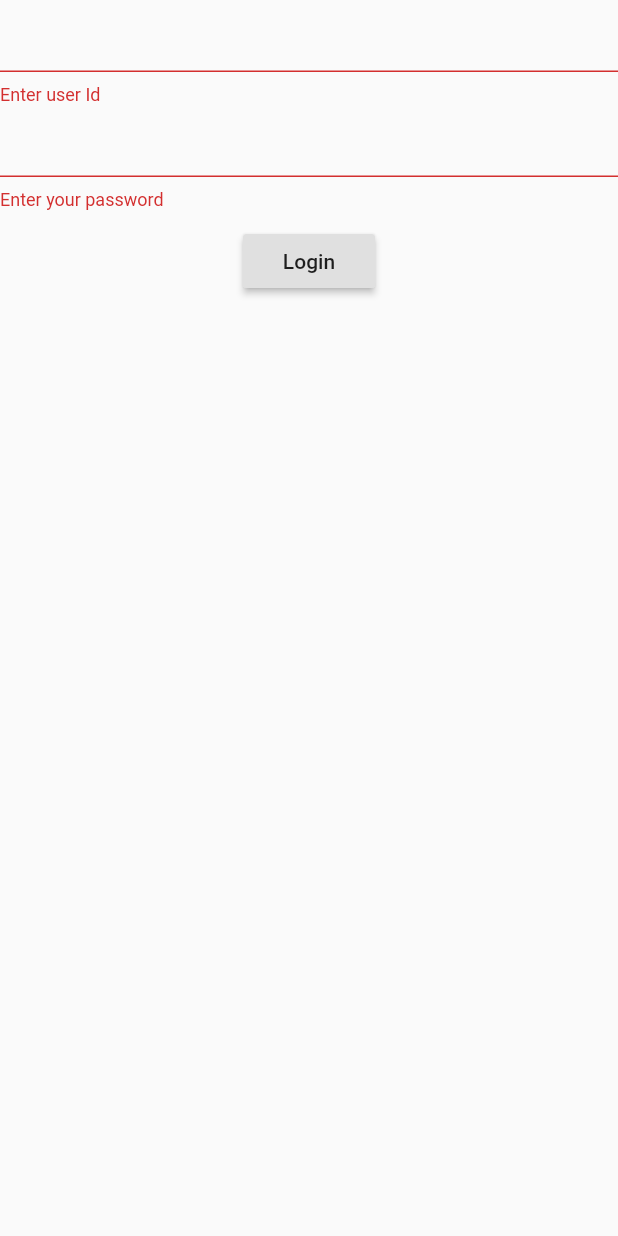
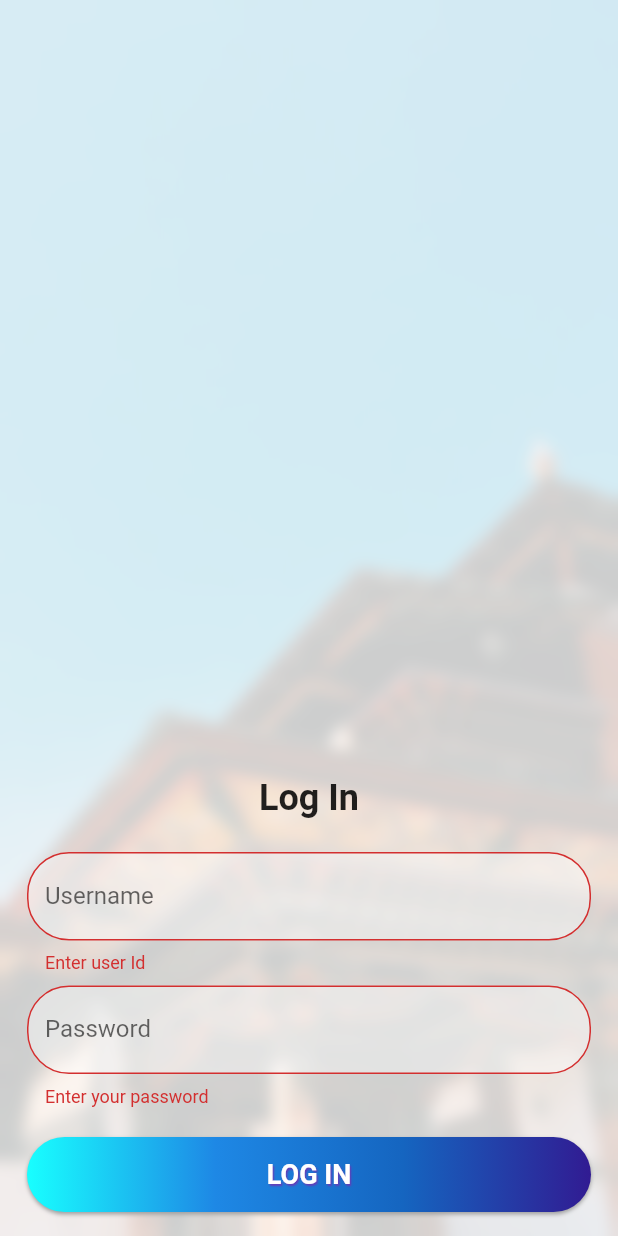
Before and after one commit to tashi-iu/innohome-app, a Flutter app: the LoginPage screen opened directly, on a phone screen of 412 x 824 dp. Run offline on Flutter 3.47's test engine with Material 2 defaults, Android fonts, the phone set to English and light mode, and no system bars; our stand-ins replace image_picker, sqflite; accounts and stored records are empty.

```diff
--- a/lib/main.dart
+++ b/lib/main.dart
@@ -2,9 +2,7 @@ import 'package:flutter/material.dart';
 import './pages/house_page.dart';
 import 'package:scoped_model/scoped_model.dart';
 
-import './util/database_helper.dart';
-import './pages/signup_page.dart';
-
+import './pages/landing_page.dart';
 
 import './scoped_model/scoped_room.dart';
 
@@ -25,7 +23,7 @@ class MyApp extends StatelessWidget {
           theme: ThemeData(
             primarySwatch: Colors.cyan,
           ),
-          home:  SignUp(), //HousePage(model: _roomModel,),
+          home:  LandingPage(), //HousePage(model: _roomModel,),
           routes: {
             '/rooms': (BuildContext context) => HousePage(model: _roomModel),
           },
--- a/lib/pages/login_page.dart
+++ b/lib/pages/login_page.dart
@@ -1,4 +1,9 @@
 import 'package:flutter/material.dart';
+
+import '../widgets/login_btn.dart';
+import '../widgets/login_field.dart';
+
+import 'dart:ui';
 
 class LoginPage extends StatefulWidget {
   @override
@@ -11,12 +16,12 @@ class _LoginPageState extends State<LoginPage> {
   String password;
   String userId;
 
-  String _validateUserId(String value){
-    if (value.isEmpty){
+  String _validateUserId(String value) {
+    if (value.isEmpty) {
       return "Enter user Id";
     }
 
-    if(value.length < 5){
+    if (value.length < 5) {
       return "Minimum length for user name is 5";
     }
 
@@ -24,73 +29,106 @@ class _LoginPageState extends State<LoginPage> {
 
     RegExp regExp = new RegExp(p);
 
-    if(regExp.hasMatch(value)){
+    if (regExp.hasMatch(value)) {
       return null;
     }
 
     return 'User ID is not valid';
   }
 
-  String _validatePassword(String value){
-    if (value.isEmpty){
+  String _validatePassword(String value) {
+    if (value.isEmpty) {
       return "Enter your password";
     }
     return null;
   }
 
-
-  Widget _buildUserIdField() {
-    return TextFormField(
-      keyboardType: TextInputType.emailAddress,
-      validator: _validateUserId,
-      onSaved: (value) {
-        this.userId = value;
-      },
+  @override
+  Widget build(BuildContext context) {
+    return Scaffold(
+      body: Container(
+        decoration: BoxDecoration(
+          image: DecorationImage(
+              image: AssetImage(
+                "assets/login.jpg",
+              ),
+              fit: BoxFit.cover),
+        ),
+        child: BackdropFilter(
+          filter: ImageFilter.blur(sigmaX: 5, sigmaY: 5),
+          child: Container(
+            padding: EdgeInsets.symmetric(horizontal: 18.0),
+            color: Colors.white.withOpacity(0.8),
+            child: Form(
+              autovalidate: true,
+              key: _signUpKey,
+              child: _loginPage(),
+            ),
+          ),
+        ),
+      ),
     );
   }
 
-  Widget _buildPasswordField(){
-    return TextFormField(
+  Widget _loginPage() {
+    return ListView(
+      reverse: true,
+      children: <Widget>[
+        LoginButton(
+          child: Text(
+                "LOG IN",
+                style: TextStyle(
+                    color: Colors.white,
+                    fontSize: 18,
+                    fontWeight: FontWeight.w600,
+                    shadows: [
+                      Shadow(
+                          color: Colors.deepPurple,
+                          offset: Offset(1, 1),
+                          blurRadius: 1),
+                    ],),
+              ),
+          gradient: LinearGradient(
+                colors: <Color>[
+                  Colors.cyanAccent,
+                  Colors.blue[600],
+                  Colors.blue[800],
+                  Colors.deepPurple[900]
+                ],
+              ),
+          onPressed: () {
+            if (_signUpKey.currentState.validate()) {
+              print("validation completed");
+            }
+          },
+        ),
+        LoginInputTextField(
+          labelText: "Password",
           obscureText: true,
           keyboardType: TextInputType.text,
           validator: _validatePassword,
           onSaved: (value) {
             this.password = value;
           },
-    );
-  }
-  Widget _buildSubmitButton(){
-    return RaisedButton(
-      child: Text("Login"),
-      onPressed: () {
-        if(_signUpKey.currentState.validate()){
-          print("validation completed");
-
-
-        }
+        ),
+        LoginInputTextField(
+          labelText: "Username",
+          hintText: "dorji72",
+          obscureText: false,
+          validator: _validateUserId,
+          onSaved: (value) {
+            this.userId = value;
           },
-    );
-  }
-
-  @override
-  Widget build(BuildContext context) {
-    return Scaffold(
-      body: ListView(
-        children: <Widget>[
-          Form(
-            autovalidate: true,
-            key: _signUpKey,
-            child: Column(
-              children: <Widget>[
-                _buildUserIdField(),
-                _buildPasswordField(),
-                Padding(padding: EdgeInsets.all(5),),
-                _buildSubmitButton(),
-              ],
+        ),
+        Padding(
+          padding: EdgeInsets.symmetric(vertical: 18.0),
+          child: Text(
+            "Log In",
+            style: TextStyle(fontSize: 24.0, fontWeight: FontWeight.w700),
+            textAlign: TextAlign.center,
           ),
         ),
       ],
-      ),
     );
   }
 }
--- a/lib/widgets/login_field.dart
+++ b/lib/widgets/login_field.dart
@@ -28,6 +28,8 @@ class LoginInputTextField extends StatelessWidget {
       padding: EdgeInsets.symmetric(vertical: 4),
       child: TextFormField(
         decoration: InputDecoration(
+            filled: true,
+            fillColor: Colors.white.withOpacity(0.4),
             labelText: labelText,
             hintText: hintText,
             prefixIcon: prefixIcon,
```
Also changed, not shown: lib/pages/landing_page.dart (added, +107 -0 lines). Lines whose indentation alone changed are shown as unchanged.
